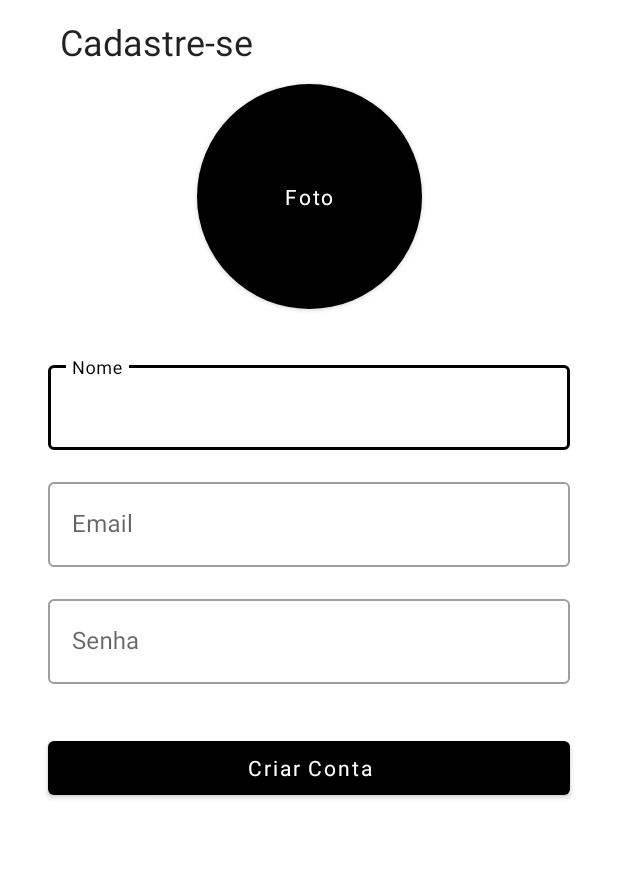
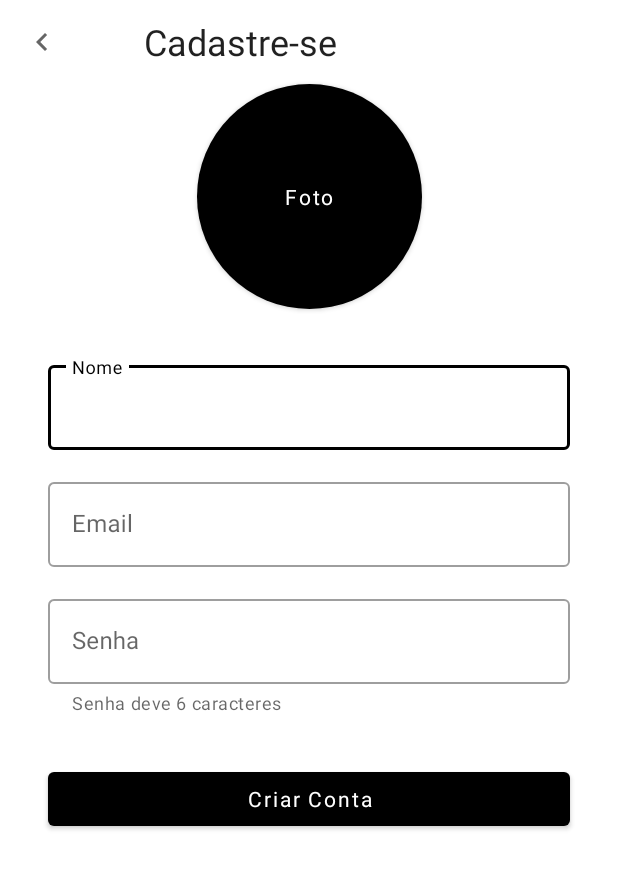
Before and after one commit to andersonluisp/todolist, an Android app: the screen it shows after launch (RegisterActivity), after a tap on "Não tem uma conta? Crie aqui!", on a phone screen of 412 x 824 dp. Shown: the top 869 px of the screen. Run offline under Robolectric (Android 15) with nearby library versions, the phone set to English and light mode, and no system bars; our stand-ins replace CircleImageView, Firebase (no records; nobody signed in at launch, a user with empty details on screens opened directly); Roboto replaces fonts that are not available here; 1 other tap on this screen came first.

```diff
--- a/app/src/main/AndroidManifest.xml
+++ b/app/src/main/AndroidManifest.xml
@@ -15,11 +15,6 @@
         >
         <activity android:name=".ui.RegisterActivity"></activity>
         <activity android:name=".ui.LoginActivity">
-            <intent-filter>
-                <action android:name="android.intent.action.MAIN" />
-
-                <category android:name="android.intent.category.LAUNCHER" />
-            </intent-filter>
         </activity>
         <activity android:name=".ui.MainActivity">
             <intent-filter>
--- a/app/src/main/java/com/andersonpimentel/todolist/ui/AddTaskActivity.kt
+++ b/app/src/main/java/com/andersonpimentel/todolist/ui/AddTaskActivity.kt
@@ -24,6 +24,11 @@ class AddTaskActivity: AppCompatActivity() {
         super.onCreate(savedInstanceState)
         binding = ActivityTaskAddBinding.inflate(layoutInflater)
         setContentView(binding.root)
+
+        setSupportActionBar(binding.addToolbar)
+        binding.addToolbar.setNavigationOnClickListener {
+            finish()
+        }
 
         if (intent.hasExtra(TASK_ID)) {
             val taskId = intent.getIntExtra(TASK_ID, 0)
--- a/app/src/main/java/com/andersonpimentel/todolist/ui/LoginActivity.kt
+++ b/app/src/main/java/com/andersonpimentel/todolist/ui/LoginActivity.kt
@@ -71,6 +71,9 @@ class LoginActivity : AppCompatActivity() {
             FirebaseAuth.getInstance().signInWithEmailAndPassword(email, password)
                 .addOnSuccessListener {
                     Log.i("Teste", it!!.user!!.uid)
+                    val intent = Intent(this, MainActivity::class.java)
+                    intent.flags = Intent.FLAG_ACTIVITY_CLEAR_TASK + Intent.FLAG_ACTIVITY_NEW_TASK
+                    startActivity(intent)
                 }
                 .addOnFailureListener { e ->
                     Log.e("Teste", e.message.toString())
--- a/app/src/main/java/com/andersonpimentel/todolist/ui/MainActivity.kt
+++ b/app/src/main/java/com/andersonpimentel/todolist/ui/MainActivity.kt
@@ -1,12 +1,19 @@
 package com.andersonpimentel.todolist.ui
 
 import android.content.Intent
+import android.graphics.Color
+import android.graphics.drawable.ColorDrawable
 import androidx.appcompat.app.AppCompatActivity
 import android.os.Bundle
 import android.util.Log
+import android.view.Menu
+import android.view.MenuItem
 import android.view.View
+import com.andersonpimentel.todolist.R
 import com.andersonpimentel.todolist.databinding.ActivityMainBinding
 import com.andersonpimentel.todolist.datasource.TaskDataSource
+import com.google.firebase.auth.FirebaseAuth
+import com.google.firebase.ktx.Firebase
 
 class MainActivity : AppCompatActivity() {
 
@@ -17,12 +24,38 @@ class MainActivity : AppCompatActivity() {
         super.onCreate(savedInstanceState)
         binding = ActivityMainBinding.inflate(layoutInflater)
         setContentView(binding.root)
+        verifyAuthentication();
+
+        setSupportActionBar(binding.mainToolbar)
 
         binding.rvTasks.adapter = adapter
         updateList()
+        insertListeners()
 
+    }
 
-        insertListeners()
+    override fun onCreateOptionsMenu(menu: Menu?): Boolean {
+        menuInflater.inflate(R.menu.menu_main, menu)
+        return super.onCreateOptionsMenu(menu)
+    }
+
+    override fun onOptionsItemSelected(item: MenuItem): Boolean {
+        var item2 = binding.mainToolbar.menu.getItem(0)
+        when (item2.itemId) {
+            R.id.logout -> {
+                FirebaseAuth.getInstance().signOut()
+                verifyAuthentication()
+            }
+        }
+        return super.onOptionsItemSelected(item2)
+    }
+
+    private fun verifyAuthentication() {
+        if (FirebaseAuth.getInstance().uid.isNullOrBlank()){
+            val intent = Intent(this, LoginActivity::class.java)
+            intent.flags = Intent.FLAG_ACTIVITY_CLEAR_TASK + Intent.FLAG_ACTIVITY_NEW_TASK
+            startActivity(intent)
+        }
     }
 
     private fun insertListeners() {
--- a/app/src/main/res/layout/activity_register.xml
+++ b/app/src/main/res/layout/activity_register.xml
@@ -13,7 +13,9 @@
         app:layout_constraintTop_toTopOf="parent"
         app:title="@string/label_signup"
         app:titleMarginStart="40dp"
-        app:titleTextAppearance="@style/tasks_title" />
+        app:titleTextAppearance="@style/tasks_title"
+        app:navigationIcon="@drawable/ic_navigate"
+        />
 
     <androidx.constraintlayout.widget.Guideline
         android:id="@+id/guide_start"
@@ -64,6 +66,7 @@
         app:layout_constraintTop_toBottomOf="@id/btn_profile_photo">
 
         <com.google.android.material.textfield.TextInputEditText
+            android:id="@+id/et_register_name"
             android:layout_width="match_parent"
             android:layout_height="wrap_content"
             android:inputType="textEmailAddress" />
@@ -81,6 +84,7 @@
         app:layout_constraintTop_toBottomOf="@id/til_name">
 
         <com.google.android.material.textfield.TextInputEditText
+            android:id="@+id/et_register_email"
             android:layout_width="match_parent"
             android:layout_height="wrap_content"
             android:inputType="textEmailAddress" />
@@ -93,11 +97,13 @@
         android:layout_height="wrap_content"
         android:layout_marginTop="16dp"
         android:hint="@string/label_senha"
+        app:helperText="Senha deve 6 caracteres"
         app:layout_constraintEnd_toEndOf="@id/guide_end"
         app:layout_constraintStart_toStartOf="@id/guide_start"
         app:layout_constraintTop_toBottomOf="@id/til_email">
 
         <com.google.android.material.textfield.TextInputEditText
+            android:id="@+id/et_register_password"
             android:layout_width="match_parent"
             android:layout_height="wrap_content"
             android:inputType="textPassword" />
--- /dev/null
+++ b/app/src/main/res/menu/menu_main.xml
@@ -0,0 +1,14 @@
+<?xml version="1.0" encoding="utf-8"?>
+<menu xmlns:android="http://schemas.android.com/apk/res/android"
+    xmlns:app="http://schemas.android.com/apk/res-auto"
+    android:capitalize="none"
+    >
+
+    <item
+        android:id="@+id/logout"
+        android:title="Logout"
+        app:showAsAction="always"
+        android:capitalize="none"
+        />
+
+</menu>
--- a/app/src/main/res/values/themes.xml
+++ b/app/src/main/res/values/themes.xml
@@ -5,6 +5,11 @@
         <item name="colorPrimaryDark">@color/black</item>
         <item name="colorSecondary">@color/black</item>
         <item name="colorOnSecondary">@color/white</item>
+        <item name="android:actionMenuTextAppearance">@style/LowerCaseMenuTextAppearance</item>
+    </style>
 
+    <style name="LowerCaseMenuTextAppearance" parent="android:TextAppearance.Holo.Widget.ActionBar.Menu">
+        <item name="android:textAllCaps">false</item>
     </style>
+
 </resources>
```
Also changed, not shown: app/src/main/java/com/andersonpimentel/todolist/ui/RegisterActivity.kt (+58 -3 lines), app/src/main/res/layout/activity_main.xml (+16 -10 lines), app/src/main/res/layout/activity_task_add.xml (+4 -3 lines).
